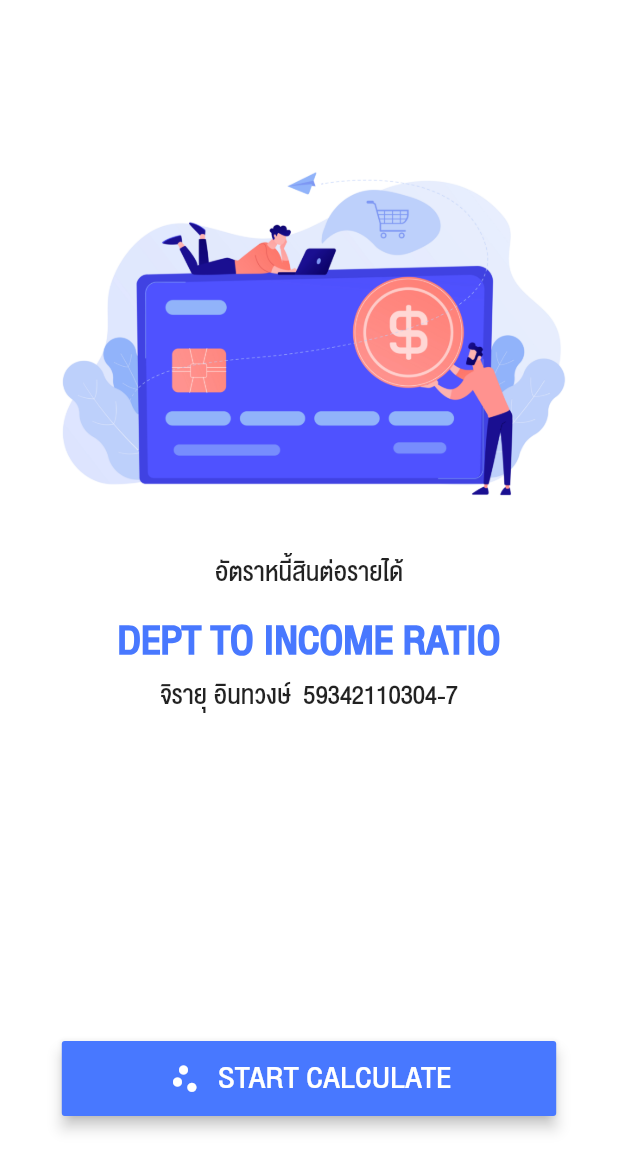
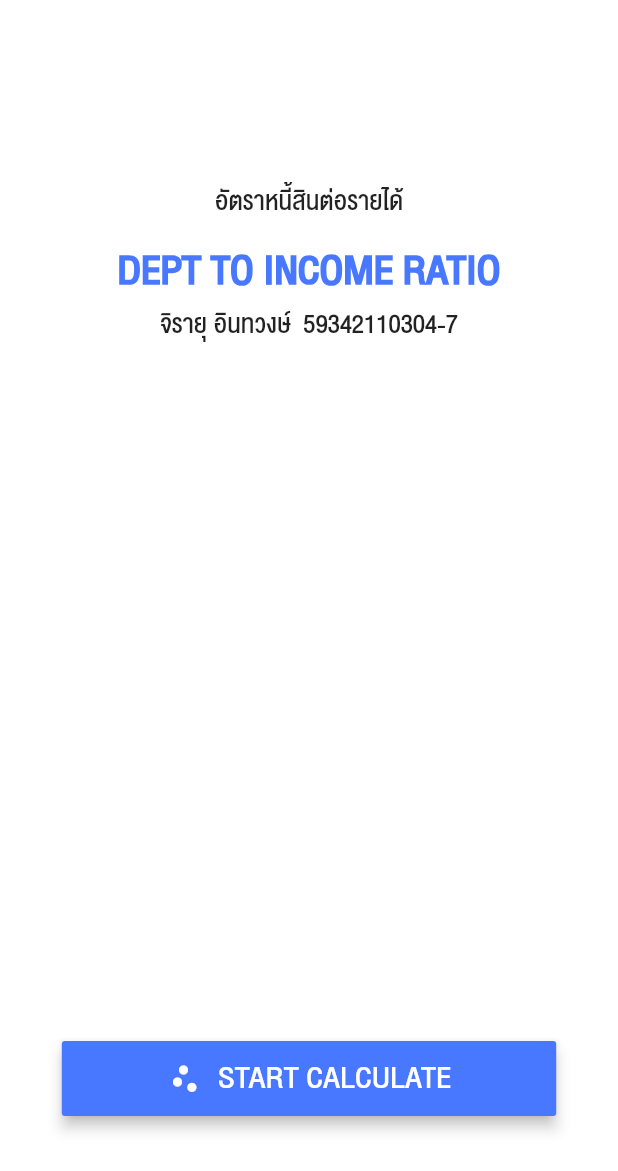
Before and after one commit to daykrm/dtiApp, a Flutter app: the screen it shows after launch, on a phone screen of 412 x 824 dp. Shown: the top 1171 px of the screen. Run offline on Flutter 3.47's test engine with Material 2 defaults, Android fonts, the phone set to English and light mode, and no system bars.

Commit message:
Remove image from dashboard

```diff
--- a/lib/main.dart
+++ b/lib/main.dart
@@ -99,7 +99,7 @@ class _MyHomePageState extends State<MyHomePage> {
 
   Widget dashboardImage(Size size) => Column(
     children: [
-      Container(width: size.width * 0.9, child: Image.asset('assets/image_credit_dashboard.jpg')),
+      //Container(width: size.width * 0.9, child: Image.asset('assets/image_credit_dashboard.jpg')),
       SizedBox(height: 20),
       dashboardText()
     ],
```
